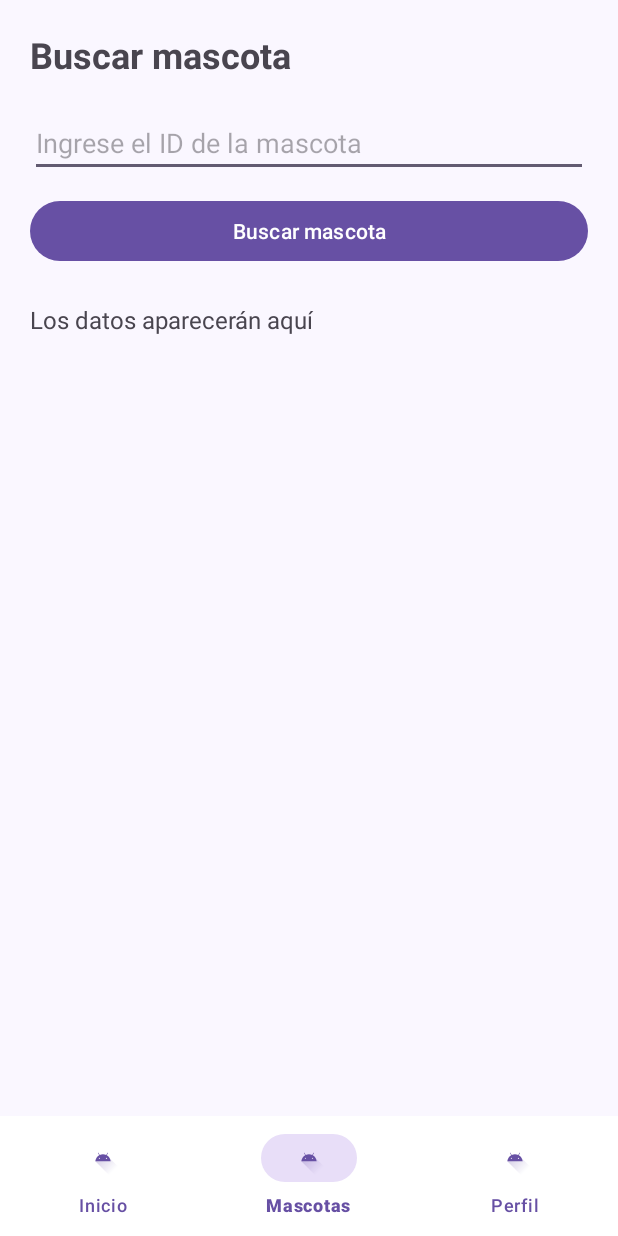
After one commit to Einad004/Huellitas, an Android app: the BuscarMascota screen opened directly, with no data from a screen before it, on a phone screen of 412 x 824 dp. The commit adds this screen. Run offline under Robolectric (Android 15) with nearby library versions, the phone set to English and light mode, and no system bars; our stand-ins replace Room's generated code.

Commit message:
Buscar MASCOTA

```diff
--- a/AppHuellitas/app/src/main/AndroidManifest.xml
+++ b/AppHuellitas/app/src/main/AndroidManifest.xml
@@ -37,6 +37,10 @@
             android:name=".Registro"
             android:exported="false"
             android:windowSoftInputMode="adjustResize" />
+        <activity
+            android:name=".BuscarMascota"
+            android:exported="false"
+            android:windowSoftInputMode="adjustResize" />
     </application>
 
 </manifest>
--- /dev/null
+++ b/AppHuellitas/app/src/main/java/com/udh/apphuellitas/BuscarMascota.java
@@ -0,0 +1,100 @@
+package com.udh.apphuellitas;
+
+import android.os.Bundle;
+import android.widget.Button;
+import android.widget.EditText;
+import android.widget.TextView;
+
+import androidx.appcompat.app.AppCompatActivity;
+
+import com.udh.apphuellitas.model.AppDatabase;
+import com.udh.apphuellitas.model.Mascota;
+
+import java.util.concurrent.ExecutorService;
+import java.util.concurrent.Executors;
+
+
+public class BuscarMascota extends MenuActivity {
+
+    private EditText etBuscarId;
+    private TextView txtResultado;
+    private Button btnBuscarId;
+
+    private AppDatabase db;
+    private ExecutorService io;
+
+    @Override
+    protected void onCreate(Bundle savedInstanceState) {
+        super.onCreate(savedInstanceState);
+
+        cargarContenido(R.layout.activity_buscar_mascota);
+
+        etBuscarId = findViewById(R.id.etBuscarId);
+        txtResultado = findViewById(R.id.txtResultado);
+        btnBuscarId = findViewById(R.id.btnBuscarId);
+
+        db = AppDatabase.getInstance(this);
+        io = Executors.newSingleThreadExecutor();
+
+        btnBuscarId.setOnClickListener(v -> buscarMascota());
+    }
+
+    private void buscarMascota() {
+
+        String id = etBuscarId.getText()
+                .toString().trim();
+
+        if (id.isEmpty()) {
+            etBuscarId.setError("Ingrese un ID");
+            return;
+        }
+
+        txtResultado.setText("Buscando...");
+
+        io.execute(() -> {
+
+            try {
+                Mascota mascota = db.mascotaDao().buscarPorId(id);
+
+                runOnUiThread(() -> {
+
+                    if (mascota != null) {
+
+                        txtResultado.setText(
+                                "Nombre: " + mascota.getNombre() +
+                                        "\nEspecie: " + mascota.getEspecie() +
+                                        "\nRaza: " + mascota.getRaza() +
+                                        "\nNacimiento: " +
+                                        mascota.getFechaNacimiento()
+                        );
+
+                    } else {
+                        txtResultado.setText(
+                                "No se encontró ninguna mascota"
+                        );
+                    }
+                });
+
+            } catch (Exception e) {
+                runOnUiThread(() ->
+                        txtResultado.setText(
+                                "Error al consultar la base de datos"
+                        )
+                );
+            }
+        });
+    }
+
+    @Override
+    protected void onDestroy() {
+        if (io != null) {
+            io.shutdown();
+        }
+        super.onDestroy();
+    }
+
+    @Override
+    protected int obtenerItemActual() {
+        return R.id.nav_mascotas;
+    }
+}
--- a/AppHuellitas/app/src/main/java/com/udh/apphuellitas/model/MascotaDao.java
+++ b/AppHuellitas/app/src/main/java/com/udh/apphuellitas/model/MascotaDao.java
@@ -24,4 +24,5 @@ public interface MascotaDao {
 
     @Query("SELECT * FROM mascotas WHERE idMascota = :id")
     Mascota buscarPorId(String id);
+
 }
--- a/AppHuellitas/app/src/main/res/layout/activity_buscar_mascota.xml
+++ b/AppHuellitas/app/src/main/res/layout/activity_buscar_mascota.xml
@@ -1,6 +1,55 @@
 <?xml version="1.0" encoding="utf-8"?>
 <androidx.constraintlayout.widget.ConstraintLayout xmlns:android="http://schemas.android.com/apk/res/android"
+    xmlns:app="http://schemas.android.com/apk/res-auto"
+    xmlns:tools="http://schemas.android.com/tools"
+    android:id="@+id/main"
     android:layout_width="match_parent"
-    android:layout_height="match_parent">
+    android:layout_height="match_parent"
+    tools:context=".BuscarMascota">
+
+    <ScrollView
+        xmlns:android="http://schemas.android.com/apk/res/android"
+        android:layout_width="match_parent"
+        android:layout_height="match_parent"
+        android:background="#FAF7FF">
+
+        <LinearLayout
+            android:layout_width="match_parent"
+            android:layout_height="wrap_content"
+            android:orientation="vertical"
+            android:padding="20dp">
+
+            <TextView
+                android:layout_width="match_parent"
+                android:layout_height="wrap_content"
+                android:text="Buscar mascota"
+                android:textSize="24sp"
+                android:textStyle="bold" />
+
+            <EditText
+                android:id="@+id/etBuscarId"
+                android:layout_width="match_parent"
+                android:layout_height="wrap_content"
+                android:layout_marginTop="20dp"
+                android:hint="Ingrese el ID de la mascota"
+                android:inputType="text" />
+
+            <Button
+                android:id="@+id/btnBuscarId"
+                android:layout_width="match_parent"
+                android:layout_height="wrap_content"
+                android:text="Buscar mascota"
+                android:layout_marginTop="12dp" />
+
+            <TextView
+                android:id="@+id/txtResultado"
+                android:layout_width="match_parent"
+                android:layout_height="wrap_content"
+                android:layout_marginTop="24dp"
+                android:text="Los datos aparecerán aquí"
+                android:textSize="16sp" />
+
+        </LinearLayout>
+    </ScrollView>
 
 </androidx.constraintlayout.widget.ConstraintLayout>
```
Also changed, not shown: AppHuellitas/app/src/main/java/com/udh/apphuellitas/MascotasPantalla.java (+12 -0 lines).
